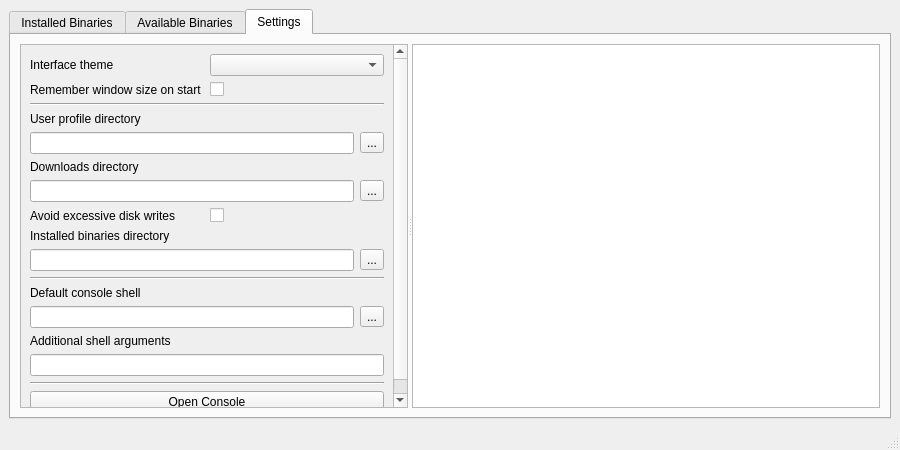
Qt form jvtgui/interface.ui (spikespaz-archives/archive-bundles) before a commit.
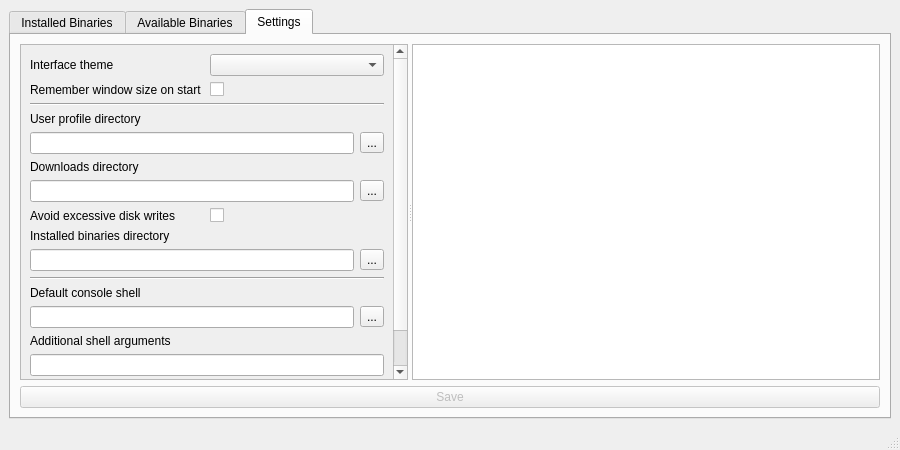
The same form after that commit.

Commit message:
Added a timeout to prevent redundant setting dumps
Added a save button to the settings page to short circuit the timer

Patch:
```diff
--- a/jvtgui/interface.ui
+++ b/jvtgui/interface.ui
@@ -469,7 +469,7 @@
        <attribute name="title">
         <string>Settings</string>
        </attribute>
-       <layout class="QHBoxLayout" name="horizontalLayout_10">
+       <layout class="QVBoxLayout" name="verticalLayout_5">
         <item>
          <widget class="QSplitter" name="splitter_2">
           <property name="orientation">
@@ -698,6 +698,19 @@
           <widget class="QTextBrowser" name="textBrowser"/>
          </widget>
         </item>
+        <item>
+         <widget class="QPushButton" name="saveSettingsPushButton">
+          <property name="enabled">
+           <bool>false</bool>
+          </property>
+          <property name="text">
+           <string>Save</string>
+          </property>
+          <property name="shortcut">
+           <string>Ctrl+S</string>
+          </property>
+         </widget>
+        </item>
        </layout>
       </widget>
      </widget>
```
The commit also changes 1 other file.
